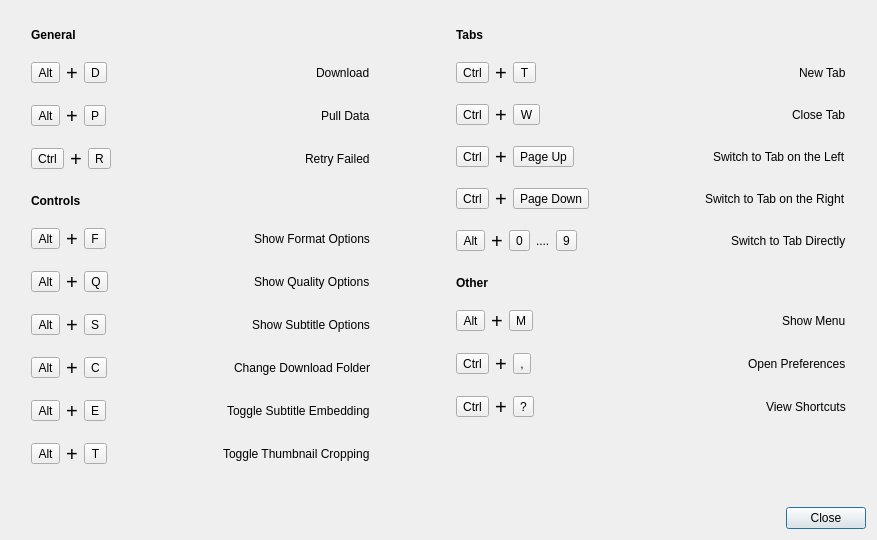
Qt form src/designer/keyboard_shortcuts_dialog.ui (markop404/media-downloader) before a commit.
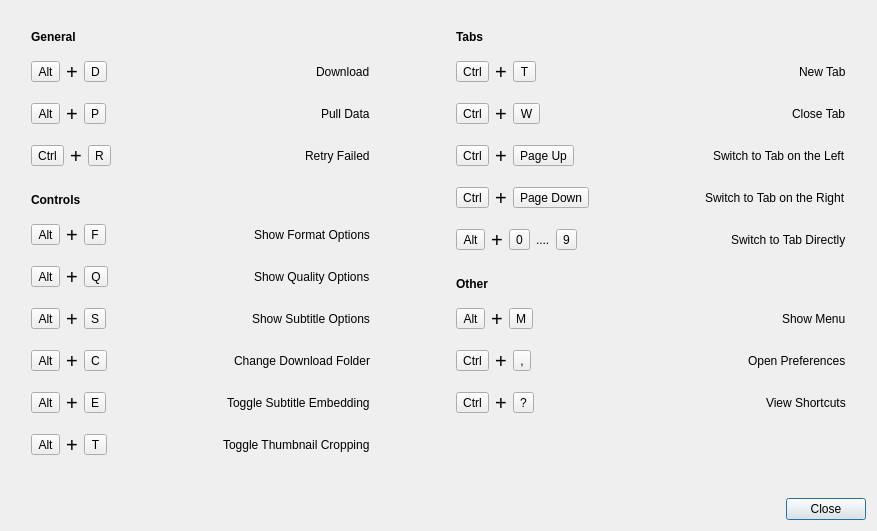
The same form after that commit.

Patch:
```diff
--- a/src/designer/keyboard_shortcuts_dialog.ui
+++ b/src/designer/keyboard_shortcuts_dialog.ui
@@ -2,6 +2,12 @@
 <ui version="4.0">
  <class>KeyboardShortcutsDialog</class>
  <widget class="QDialog" name="KeyboardShortcutsDialog">
+  <property name="font">
+   <font>
+    <stylestrategy>PreferAntialias</stylestrategy>
+    <hintingpreference>PreferFullHinting</hintingpreference>
+   </font>
+  </property>
   <property name="windowTitle">
    <string>Keyboard Shortcuts</string>
   </property>
@@ -37,7 +43,7 @@
          <property name="sizeHint" stdset="0">
           <size>
            <width>20</width>
-           <height>17</height>
+           <height>19</height>
           </size>
          </property>
         </spacer>
@@ -47,6 +53,8 @@
          <property name="font">
           <font>
            <bold>true</bold>
+           <stylestrategy>PreferAntialias</stylestrategy>
+           <hintingpreference>PreferFullHinting</hintingpreference>
           </font>
          </property>
          <property name="text">
@@ -71,7 +79,7 @@
          <property name="sizeHint" stdset="0">
           <size>
            <width>20</width>
-           <height>13</height>
+           <height>10</height>
           </size>
          </property>
         </spacer>
@@ -93,6 +101,8 @@
            <property name="font">
             <font>
              <pointsize>15</pointsize>
+             <stylestrategy>PreferAntialias</stylestrategy>
+             <hintingpreference>PreferFullHinting</hintingpreference>
              <fontweight>Light</fontweight>
             </font>
            </property>
@@ -147,7 +157,7 @@
          <property name="sizeHint" stdset="0">
           <size>
            <width>20</width>
-           <height>13</height>
+           <height>12</height>
           </size>
          </property>
         </spacer>
@@ -169,6 +179,8 @@
            <property name="font">
             <font>
              <pointsize>15</pointsize>
+             <stylestrategy>PreferAntialias</stylestrategy>
+             <hintingpreference>PreferFullHinting</hintingpreference>
              <fontweight>Light</fontweight>
             </font>
            </property>
@@ -226,7 +238,7 @@
          <property name="sizeHint" stdset="0">
           <size>
            <width>20</width>
-           <height>13</height>
+           <height>12</height>
           </size>
          </property>
         </spacer>
@@ -245,6 +257,8 @@
            <property name="font">
             <font>
              <pointsize>15</pointsize>
+             <stylestrategy>PreferAntialias</stylestrategy>
+             <hintingpreference>PreferFullHinting</hintingpreference>
              <fontweight>Light</fontweight>
             </font>
            </property>
@@ -296,7 +310,7 @@
          <property name="sizeHint" stdset="0">
           <size>
            <width>20</width>
-           <height>17</height>
+           <height>19</height>
           </size>
          </property>
         </spacer>
@@ -306,6 +320,8 @@
          <property name="font">
           <font>
            <bold>true</bold>
+           <stylestrategy>PreferAntialias</stylestrategy>
+           <hintingpreference>PreferFullHinting</hintingpreference>
           </font>
          </property>
          <property name="text">
@@ -330,7 +346,7 @@
          <property name="sizeHint" stdset="0">
           <size>
            <width>20</width>
-           <height>13</height>
+           <height>10</height>
           </size>
          </property>
         </spacer>
@@ -352,6 +368,8 @@
            <property name="font">
             <font>
              <pointsize>15</pointsize>
+             <stylestrategy>PreferAntialias</stylestrategy>
+             <hintingpreference>PreferFullHinting</hintingpreference>
              <fontweight>Light</fontweight>
             </font>
            </property>
@@ -409,7 +427,7 @@
          <property name="sizeHint" stdset="0">
           <size>
            <width>20</width>
-           <height>13</height>
+           <height>12</height>
           </size>
          </property>
         </spacer>
@@ -431,6 +449,8 @@
            <property name="font">
             <font>
              <pointsize>15</pointsize>
+             <stylestrategy>PreferAntialias</stylestrategy>
+             <hintingpreference>PreferFullHinting</hintingpreference>
              <fontweight>Light</fontweight>
             </font>
            </property>
@@ -488,7 +508,7 @@
          <property name="sizeHint" stdset="0">
           <size>
            <width>20</width>
-           <height>13</height>
+           <height>12</height>
           </size>
          </property>
         </spacer>
@@ -510,6 +530,8 @@
            <property name="font">
             <font>
              <pointsize>15</pointsize>
+             <stylestrategy>PreferAntialias</stylestrategy>
+             <hintingpreference>PreferFullHinting</hintingpreference>
              <fontweight>Light</fontweight>
             </font>
            </property>
@@ -567,7 +589,7 @@
          <property name="sizeHint" stdset="0">
           <size>
            <width>20</width>
-           <height>13</height>
+           <height>12</height>
           </size>
          </property>
         </spacer>
@@ -589,6 +611,8 @@
            <property name="font">
             <font>
              <pointsize>15</pointsize>
+             <stylestrategy>PreferAntialias</stylestrategy>
+             <hintingpreference>PreferFullHinting</hintingpreference>
              <fontweight>Light</fontweight>
             </font>
            </property>
@@ -646,7 +670,7 @@
          <property name="sizeHint" stdset="0">
           <size>
            <width>20</width>
-           <height>13</height>
+           <height>12</height>
           </size>
          </property>
         </spacer>
@@ -668,6 +692,8 @@
            <property name="font">
             <font>
              <pointsize>15</pointsize>
+             <stylestrategy>PreferAntialias</stylestrategy>
+             <hintingpreference>PreferFullHinting</hintingpreference>
              <fontweight>Light</fontweight>
             </font>
            </property>
@@ -725,7 +751,7 @@
          <property name="sizeHint" stdset="0">
           <size>
            <width>20</width>
-           <height>13</height>
+           <height>12</height>
           </size>
          </property>
         </spacer>
@@ -747,6 +773,8 @@
            <property name="font">
             <font>
              <pointsize>15</pointsize>
+             <stylestrategy>PreferAntialias</stylestrategy>
+             <hintingpreference>PreferFullHinting</hintingpreference>
              <fontweight>Light</fontweight>
             </font>
            </property>
@@ -840,7 +868,7 @@
          <property name="sizeHint" stdset="0">
           <size>
            <width>20</width>
-           <height>17</height>
+           <height>19</height>
           </size>
          </property>
         </spacer>
@@ -850,6 +878,8 @@
          <property name="font">
           <font>
            <bold>true</bold>
+           <stylestrategy>PreferAntialias</stylestrategy>
+           <hintingpreference>PreferFullHinting</hintingpreference>
           </font>
          </property>
          <property name="text">
@@ -874,7 +904,7 @@
          <property name="sizeHint" stdset="0">
           <size>
            <width>20</width>
-           <height>13</height>
+           <height>10</height>
           </size>
          </property>
         </spacer>
@@ -896,6 +926,8 @@
            <property name="font">
             <font>
              <pointsize>15</pointsize>
+             <stylestrategy>PreferAntialias</stylestrategy>
+             <hintingpreference>PreferFullHinting</hintingpreference>
              <fontweight>Light</fontweight>
             </font>
            </property>
@@ -975,6 +1007,8 @@
            <property name="font">
             <font>
              <pointsize>15</pointsize>
+             <stylestrategy>PreferAntialias</stylestrategy>
+             <hintingpreference>PreferFullHinting</hintingpreference>
              <fontweight>Light</fontweight>
             </font>
            </property>
@@ -1054,6 +1088,8 @@
            <property name="font">
             <font>
              <pointsize>15</pointsize>
+             <stylestrategy>PreferAntialias</stylestrategy>
+             <hintingpreference>PreferFullHinting</hintingpreference>
              <fontweight>Light</fontweight>
             </font>
            </property>
@@ -1133,6 +1169,8 @@
            <property name="font">
             <font>
              <pointsize>15</pointsize>
+             <stylestrategy>PreferAntialias</stylestrategy>
+             <hintingpreference>PreferFullHinting</hintingpreference>
              <fontweight>Light</fontweight>
             </font>
            </property>
@@ -1212,6 +1250,8 @@
            <property name="font">
             <font>
              <pointsize>15</pointsize>
+             <stylestrategy>PreferAntialias</stylestrategy>
+             <hintingpreference>PreferFullHinting</hintingpreference>
              <fontweight>Light</fontweight>
             </font>
            </property>
@@ -1286,7 +1326,7 @@
          <property name="sizeHint" stdset="0">
           <size>
            <width>20</width>
-           <height>17</height>
+           <height>19</height>
           </size>
          </property>
         </spacer>
@@ -1296,6 +1336,8 @@
          <property name="font">
           <font>
            <bold>true</bold>
+           <stylestrategy>PreferAntialias</stylestrategy>
+           <hintingpreference>PreferFullHinting</hintingpreference>
           </font>
          </property>
          <property name="text">
@@ -1320,7 +1362,7 @@
          <property name="sizeHint" stdset="0">
           <size>
            <width>20</width>
-           <height>13</height>
+           <height>10</height>
           </size>
          </property>
         </spacer>
@@ -1342,6 +1384,8 @@
            <property name="font">
             <font>
              <pointsize>15</pointsize>
+             <stylestrategy>PreferAntialias</stylestrategy>
+             <hintingpreference>PreferFullHinting</hintingpreference>
              <fontweight>Light</fontweight>
             </font>
            </property>
@@ -1399,7 +1443,7 @@
          <property name="sizeHint" stdset="0">
           <size>
            <width>20</width>
-           <height>13</height>
+           <height>12</height>
           </size>
          </property>
         </spacer>
@@ -1421,6 +1465,8 @@
            <property name="font">
             <font>
              <pointsize>15</pointsize>
+             <stylestrategy>PreferAntialias</stylestrategy>
+             <hintingpreference>PreferFullHinting</hintingpreference>
              <fontweight>Light</fontweight>
             </font>
            </property>
@@ -1478,7 +1524,7 @@
          <property name="sizeHint" stdset="0">
           <size>
            <width>20</width>
-           <height>13</height>
+           <height>12</height>
           </size>
          </property>
         </spacer>
@@ -1500,6 +1546,8 @@
            <property name="font">
             <font>
              <pointsize>15</pointsize>
+             <stylestrategy>PreferAntialias</stylestrategy>
+             <hintingpreference>PreferFullHinting</hintingpreference>
              <fontweight>Light</fontweight>
             </font>
            </property>
```
